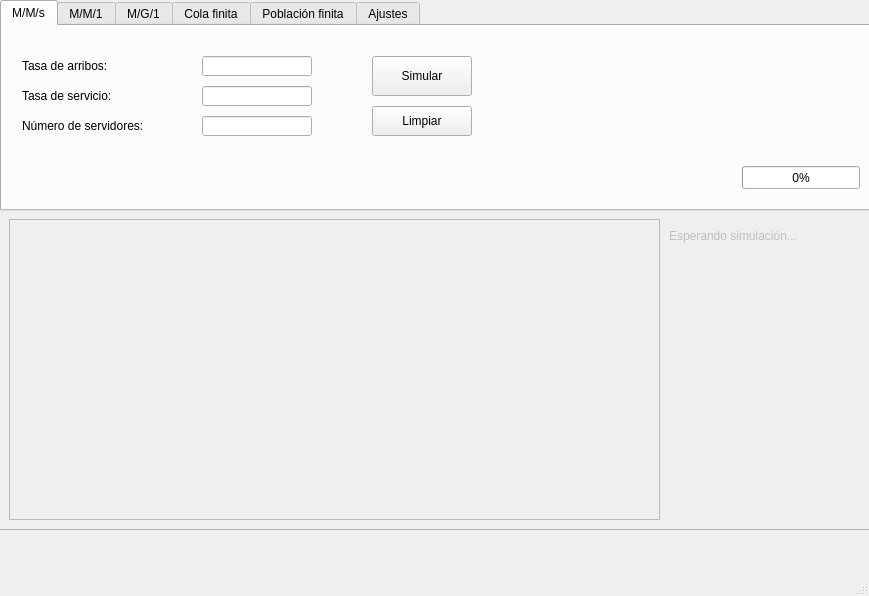
Old version of the form gui/app.ui in the repository juanig98/simuladorColas.
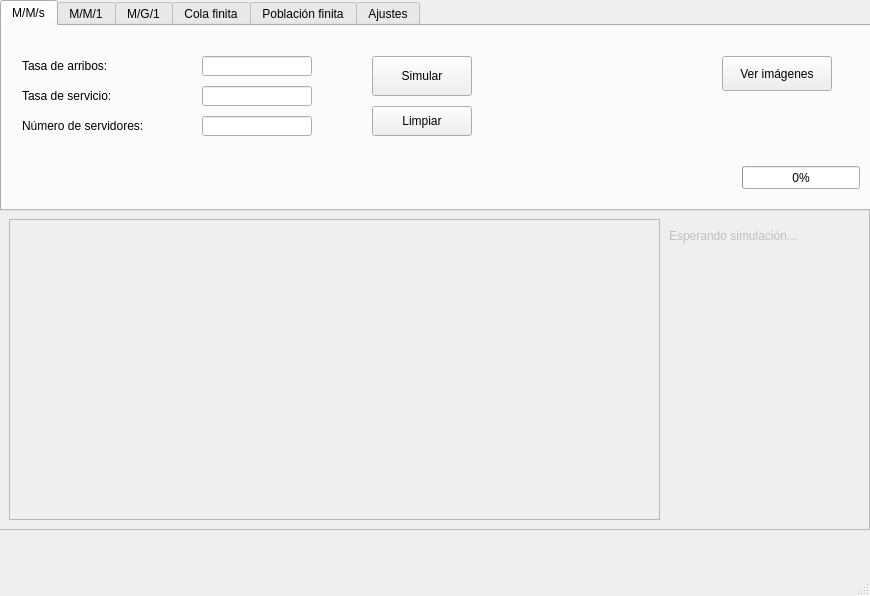
New version of the form.

Commit message: view graphics

```diff
--- a/gui/app.ui
+++ b/gui/app.ui
@@ -6,7 +6,7 @@
    <rect>
     <x>0</x>
     <y>0</y>
-    <width>869</width>
+    <width>870</width>
     <height>596</height>
    </rect>
   </property>
@@ -144,6 +144,19 @@
        <number>0</number>
       </property>
      </widget>
+     <widget class="QPushButton" name="btn_view_images_mms">
+      <property name="geometry">
+       <rect>
+        <x>720</x>
+        <y>30</y>
+        <width>110</width>
+        <height>35</height>
+       </rect>
+      </property>
+      <property name="text">
+       <string>Ver imágenes</string>
+      </property>
+     </widget>
     </widget>
     <widget class="QWidget" name="tab_mm1">
      <attribute name="title">
```
Left out of the diff: 4 changed lines with no effect on the pictures. The commit also changes 5 other files.
